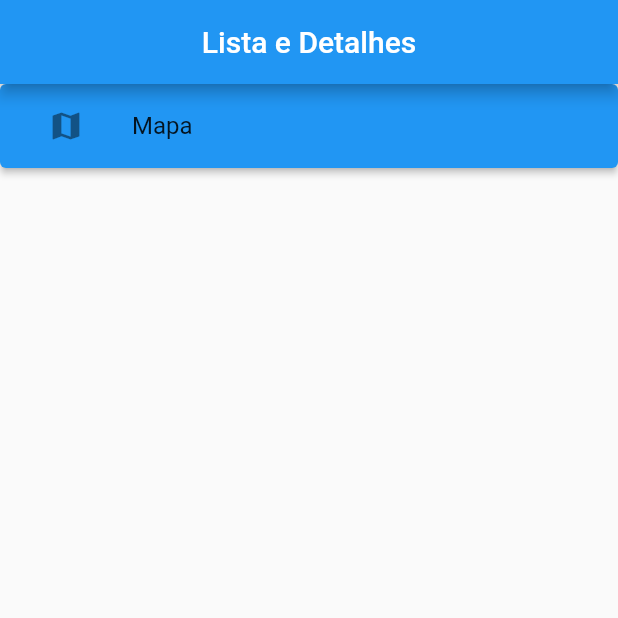
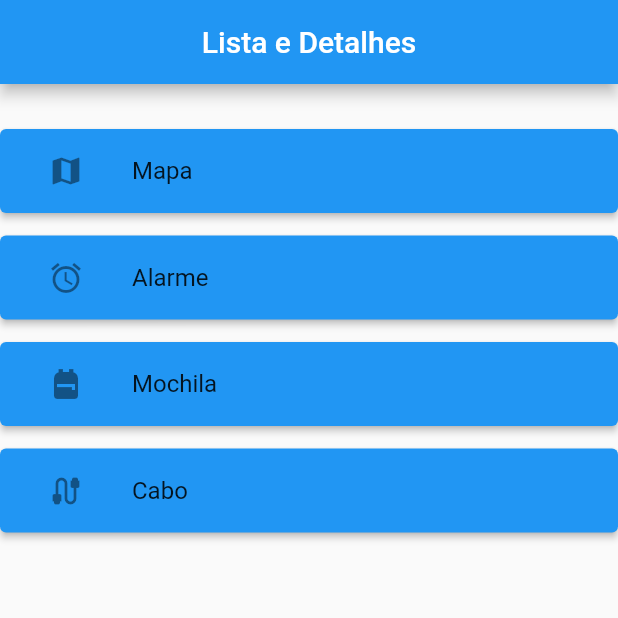
Before and after one commit to L1malucas/listdetails, a Flutter app: the screen it shows after launch, on a phone screen of 412 x 824 dp, the top half of it. Run offline on Flutter 3.47's test engine with Material 2 defaults, Android fonts, the phone set to English and light mode, and no system bars.

Commit message:
refatoraçao da lista e detalhes

```diff
--- a/lib/homePage.dart
+++ b/lib/homePage.dart
@@ -12,6 +12,7 @@ class HomePage extends StatelessWidget {
         centerTitle: true,
       ),
       body: ListView(children: [
+        const SizedBox(height: 30),
         ElevatedButton(
           onPressed: (() => dialogBuilder(context)),
           child: const ListTile(
@@ -19,6 +20,30 @@ class HomePage extends StatelessWidget {
             title: Text('Mapa'),
           ),
         ),
+        const SizedBox(height: 15),
+        ElevatedButton(
+          onPressed: (() => dialogBuilder(context)),
+          child: const ListTile(
+            leading: Icon(Icons.alarm),
+            title: Text('Alarme'),
+          ),
+        ),
+        const SizedBox(height: 15),
+        ElevatedButton(
+          onPressed: (() => dialogBuilder(context)),
+          child: const ListTile(
+            leading: Icon(Icons.backpack),
+            title: Text('Mochila'),
+          ),
+        ),
+        const SizedBox(height: 15),
+        ElevatedButton(
+          onPressed: (() => dialogBuilder(context)),
+          child: const ListTile(
+            leading: Icon(Icons.cable),
+            title: Text('Cabo'),
+          ),
+        ),
       ]),
     );
   }
```
Also changed, not shown: images/alertDialog.png (added), images/home.png (added), 1 other file.
